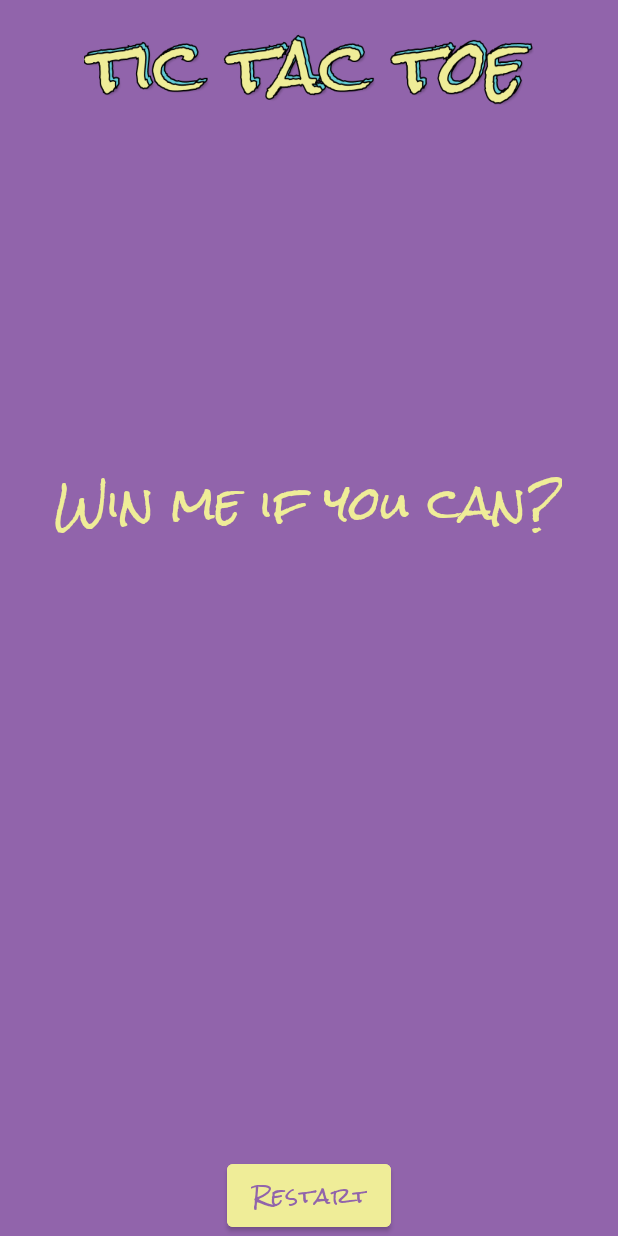
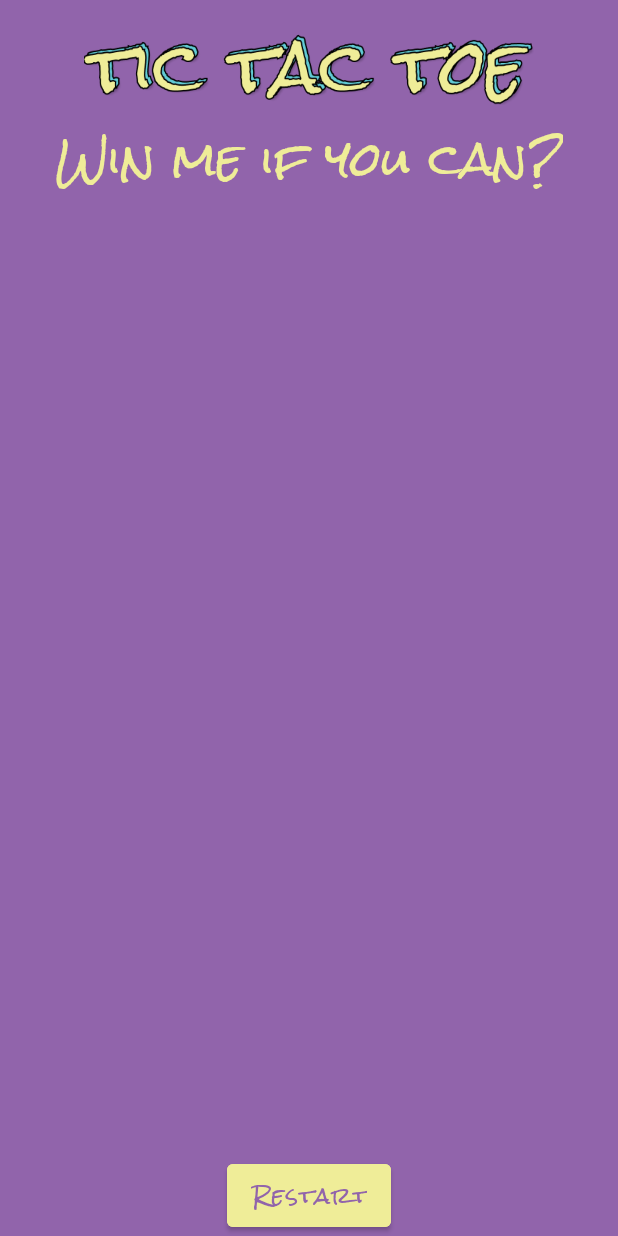
Before and after one commit to leminhduc1202/TicTacToeGames, an Android app: the layout activity_main.xml on its own in the app's theme, with its tools: preview values and no code run, on a phone screen of 412 x 824 dp. Run offline under Robolectric (Android 15) with nearby library versions, the phone set to English and light mode, and no system bars.

Commit message:
update version

```diff
--- a/app/src/main/java/com/mdapp/tictactoe/MainActivity.kt
+++ b/app/src/main/java/com/mdapp/tictactoe/MainActivity.kt
@@ -3,6 +3,7 @@ package com.mdapp.tictactoe
 import android.os.Bundle
 import android.util.Log
 import android.view.View
+import android.view.ViewGroup
 import android.widget.GridLayout
 import android.widget.ImageView
 import androidx.appcompat.app.AppCompatActivity
@@ -121,8 +122,8 @@ class MainActivity : AppCompatActivity() {
                 boardCells[i][j]?.layoutParams = GridLayout.LayoutParams().apply {
                     rowSpec = GridLayout.spec(i)
                     columnSpec = GridLayout.spec(j)
-                    width = 250
-                    height = 230
+                    width = 210
+                    height = 210
                     bottomMargin = 5
                     topMargin = 5
                     leftMargin = 5
--- a/app/src/main/res/layout/activity_main.xml
+++ b/app/src/main/res/layout/activity_main.xml
@@ -1,8 +1,9 @@
 <?xml version="1.0" encoding="utf-8"?>
-<RelativeLayout xmlns:android="http://schemas.android.com/apk/res/android"
+<androidx.constraintlayout.widget.ConstraintLayout xmlns:android="http://schemas.android.com/apk/res/android"
     xmlns:tools="http://schemas.android.com/tools"
     android:layout_width="match_parent"
     android:layout_height="match_parent"
+    xmlns:app="http://schemas.android.com/apk/res-auto"
     android:background="@color/wisteria"
     tools:context=".MainActivity">
 
@@ -13,13 +14,16 @@
         android:layout_alignParentTop="true"
         android:layout_centerHorizontal="true"
         android:layout_marginTop="20dp"
-        android:background="@drawable/bg_header" />
+        android:background="@drawable/bg_header"
+        app:layout_constraintEnd_toEndOf="parent"
+        app:layout_constraintStart_toStartOf="parent"
+        app:layout_constraintTop_toTopOf="parent" />
 
     <TextView
         android:id="@+id/tv_result"
         android:layout_width="wrap_content"
         android:layout_height="wrap_content"
-        android:layout_above="@id/gl_board"
+        android:layout_below="@id/img_view_name"
         android:layout_centerHorizontal="true"
         android:layout_marginBottom="25dp"
         android:fontFamily="@font/rock_salt"
@@ -27,24 +31,35 @@
         android:textAlignment="center"
         android:textAppearance="@style/TextAppearance.AppCompat.Headline"
         android:textColor="@color/primrose"
-        android:textSize="30sp" />
+        android:textSize="30sp"
+        app:layout_constraintEnd_toEndOf="parent"
+        app:layout_constraintStart_toStartOf="parent"
+        app:layout_constraintTop_toBottomOf="@id/img_view_name" />
 
     <GridLayout
         android:id="@+id/gl_board"
-        android:layout_width="wrap_content"
-        android:layout_height="wrap_content"
+        android:layout_width="0dp"
+        android:layout_height="0dp"
         android:layout_centerInParent="true"
         android:alignmentMode="alignBounds"
         android:columnCount="3"
         android:padding="16dp"
         android:rowCount="3"
-        android:useDefaultMargins="true" />
+        android:useDefaultMargins="true"
+        app:layout_constraintBottom_toTopOf="@id/llBottom"
+        app:layout_constraintDimensionRatio="1:1"
+        app:layout_constraintEnd_toEndOf="parent"
+        app:layout_constraintHeight_percent="0.5"
+        app:layout_constraintStart_toStartOf="parent"
+        app:layout_constraintTop_toBottomOf="@id/tv_result" />
 
     <LinearLayout
+        android:id="@+id/llBottom"
         android:layout_width="match_parent"
         android:layout_height="wrap_content"
         android:layout_alignParentBottom="true"
-        android:orientation="vertical">
+        android:orientation="vertical"
+        app:layout_constraintBottom_toBottomOf="parent">
 
         <Button
             android:id="@+id/bt_restart"
@@ -57,14 +72,14 @@
             android:textAllCaps="false"
             android:textColor="@color/wisteria" />
 
-        <com.google.android.gms.ads.AdView xmlns:ads="http://schemas.android.com/apk/res-auto"
-            android:id="@+id/adview_banner"
+        <com.google.android.gms.ads.AdView android:id="@+id/adview_banner"
+            xmlns:ads="http://schemas.android.com/apk/res-auto"
             android:layout_width="match_parent"
             android:layout_height="wrap_content"
             ads:adSize="SMART_BANNER"
-            ads:adUnitId="@string/admob_banner" >
+            ads:adUnitId="@string/admob_banner_new">
 
         </com.google.android.gms.ads.AdView>
     </LinearLayout>
 
-</RelativeLayout>
+</androidx.constraintlayout.widget.ConstraintLayout>
--- a/app/src/main/res/values/strings.xml
+++ b/app/src/main/res/values/strings.xml
@@ -9,5 +9,6 @@
     <string name="admob_id">ca-app-pub-4477880561754258~1987948095</string>
     <string name="admob_banner">ca-app-pub-4477880561754258/8571993155</string>
     <string name="admob_banner_test">ca-app-pub-3940256099942544/6300978111</string>
+    <string name="admob_banner_new">ca-app-pub-4477880561754258/7799950778</string>
 
 </resources>
```
